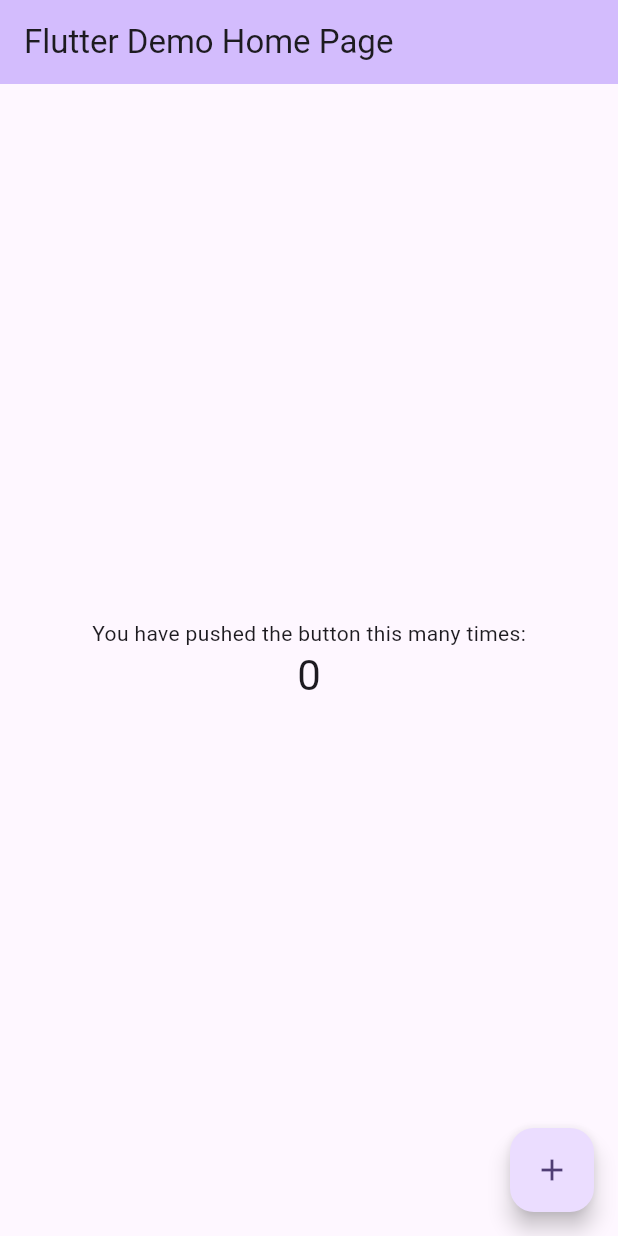
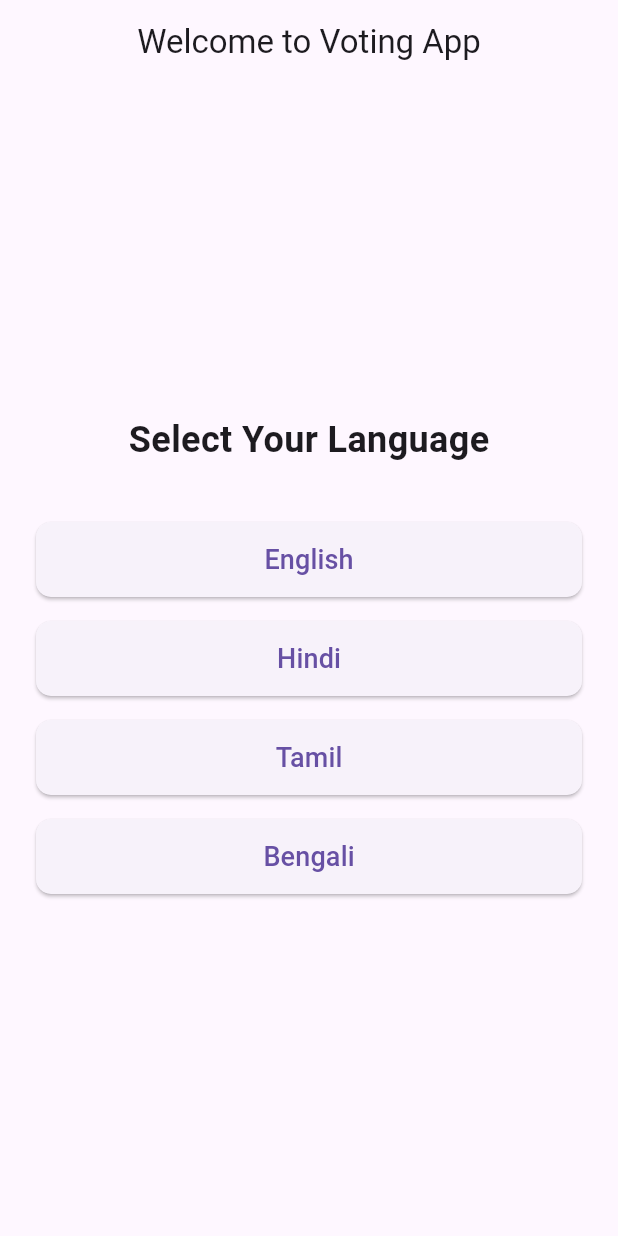
Before and after one commit to real-rohit/De-Vote, a Flutter app: the screen it shows after launch, on a phone screen of 412 x 824 dp. Run offline on Flutter 3.47's test engine with Material 3 defaults, Android fonts, the phone set to English and light mode, and no system bars; our stand-ins replace firebase_auth, firebase_core; missing offline and left inert: web3dart; accounts and stored records are empty.

Commit message:
Add Firebase configuration and implement initial app screens

```diff
--- /dev/null
+++ b/firestore.indexes.json
@@ -0,0 +1,4 @@
+{
+  "indexes": [],
+  "fieldOverrides": []
+}
--- a/lib/main.dart
+++ b/lib/main.dart
@@ -1,122 +1,42 @@
+// lib/main.dart
 import 'package:flutter/material.dart';
+import 'package:firebase_core/firebase_core.dart';
+import 'screens/splash_screen.dart';
+import 'screens/onboarding_screen.dart';
+import 'screens/login_screen.dart';
+import 'screens/home_screen.dart';
+import 'screens/voting_screen.dart';
+import 'screens/results_screen.dart';
 
-void main() {
-  runApp(const MyApp());
+void main() async {
+  WidgetsFlutterBinding.ensureInitialized();
+  await Firebase.initializeApp(
+    // Provide your Firebase options here if using web or mobile
+  );
+  runApp(MyApp());
 }
 
 class MyApp extends StatelessWidget {
   const MyApp({super.key});
 
-  // This widget is the root of your application.
   @override
   Widget build(BuildContext context) {
     return MaterialApp(
-      title: 'Flutter Demo',
+      title: 'Blockchain Voting App',
       theme: ThemeData(
-        // This is the theme of your application.
-        //
-        // TRY THIS: Try running your application with "flutter run". You'll see
-        // the application has a purple toolbar. Then, without quitting the app,
-        // try changing the seedColor in the colorScheme below to Colors.green
-        // and then invoke "hot reload" (save your changes or press the "hot
-        // reload" button in a Flutter-supported IDE, or press "r" if you used
-        // the command line to start the app).
-        //
-        // Notice that the counter didn't reset back to zero; the application
-        // state is not lost during the reload. To reset the state, use hot
-        // restart instead.
-        //
-        // This works for code too, not just values: Most code changes can be
-        // tested with just a hot reload.
-        colorScheme: ColorScheme.fromSeed(seedColor: Colors.deepPurple),
+        primarySwatch: Colors.blue,
+        fontFamily: 'Roboto',
+        visualDensity: VisualDensity.adaptivePlatformDensity,
       ),
-      home: const MyHomePage(title: 'Flutter Demo Home Page'),
+      initialRoute: '/',
+      routes: {
+        '/': (context) => SplashScreen(),
+        '/onboarding': (context) => OnboardingScreen(),
+        '/login': (context) => LoginScreen(),
+        '/home': (context) => HomeScreen(),
+        '/vote': (context) => VotingScreen(),
+        '/results': (context) => ResultsScreen(),
+      },
     );
   }
 }
-
-class MyHomePage extends StatefulWidget {
-  const MyHomePage({super.key, required this.title});
-
-  // This widget is the home page of your application. It is stateful, meaning
-  // that it has a State object (defined below) that contains fields that affect
-  // how it looks.
-
-  // This class is the configuration for the state. It holds the values (in this
-  // case the title) provided by the parent (in this case the App widget) and
-  // used by the build method of the State. Fields in a Widget subclass are
-  // always marked "final".
-
-  final String title;
-
-  @override
-  State<MyHomePage> createState() => _MyHomePageState();
-}
-
-class _MyHomePageState extends State<MyHomePage> {
-  int _counter = 0;
-
-  void _incrementCounter() {
-    setState(() {
-      // This call to setState tells the Flutter framework that something has
-      // changed in this State, which causes it to rerun the build method below
-      // so that the display can reflect the updated values. If we changed
-      // _counter without calling setState(), then the build method would not be
-      // called again, and so nothing would appear to happen.
-      _counter++;
-    });
-  }
-
-  @override
-  Widget build(BuildContext context) {
-    // This method is rerun every time setState is called, for instance as done
-    // by the _incrementCounter method above.
-    //
-    // The Flutter framework has been optimized to make rerunning build methods
-    // fast, so that you can just rebuild anything that needs updating rather
-    // than having to individually change instances of widgets.
-    return Scaffold(
-      appBar: AppBar(
-        // TRY THIS: Try changing the color here to a specific color (to
-        // Colors.amber, perhaps?) and trigger a hot reload to see the AppBar
-        // change color while the other colors stay the same.
-        backgroundColor: Theme.of(context).colorScheme.inversePrimary,
-        // Here we take the value from the MyHomePage object that was created by
-        // the App.build method, and use it to set our appbar title.
-        title: Text(widget.title),
-      ),
-      body: Center(
-        // Center is a layout widget. It takes a single child and positions it
-        // in the middle of the parent.
-        child: Column(
-          // Column is also a layout widget. It takes a list of children and
-          // arranges them vertically. By default, it sizes itself to fit its
-          // children horizontally, and tries to be as tall as its parent.
-          //
-          // Column has various properties to control how it sizes itself and
-          // how it positions its children. Here we use mainAxisAlignment to
-          // center the children vertically; the main axis here is the vertical
-          // axis because Columns are vertical (the cross axis would be
-          // horizontal).
-          //
-          // TRY THIS: Invoke "debug painting" (choose the "Toggle Debug Paint"
-          // action in the IDE, or press "p" in the console), to see the
-          // wireframe for each widget.
-          mainAxisAlignment: MainAxisAlignment.center,
-          children: <Widget>[
-            const Text('You have pushed the button this many times:'),
-            Text(
-              '$_counter',
-              style: Theme.of(context).textTheme.headlineMedium,
-            ),
-          ],
-        ),
-      ),
-      floatingActionButton: FloatingActionButton(
-        onPressed: _incrementCounter,
-        tooltip: 'Increment',
-        child: const Icon(Icons.add),
-      ), // This trailing comma makes auto-formatting nicer for build methods.
-    );
-  }
-}
--- /dev/null
+++ b/lib/screens/onboarding_screen.dart
@@ -0,0 +1,46 @@
+// lib/screens/onboarding_screen.dart
+import 'package:flutter/material.dart';
+
+class OnboardingScreen extends StatelessWidget {
+  final List<String> languages = ['English', 'Hindi', 'Tamil', 'Bengali'];
+
+  OnboardingScreen({super.key});
+
+  @override
+  Widget build(BuildContext context) {
+    return Scaffold(
+      appBar: AppBar(title: Text("Welcome to Voting App"), centerTitle: true),
+      body: Padding(
+        padding: EdgeInsets.symmetric(horizontal: 24, vertical: 40),
+        child: Column(
+          mainAxisAlignment: MainAxisAlignment.center,
+          children: [
+            Text(
+              "Select Your Language",
+              style: TextStyle(fontSize: 24, fontWeight: FontWeight.bold),
+            ),
+            SizedBox(height: 30),
+            ...languages.map(
+              (lang) => Padding(
+                padding: const EdgeInsets.symmetric(vertical: 8.0),
+                child: ElevatedButton(
+                  style: ElevatedButton.styleFrom(
+                    minimumSize: Size(double.infinity, 50),
+                    shape: RoundedRectangleBorder(
+                      borderRadius: BorderRadius.circular(10),
+                    ),
+                  ),
+                  onPressed: () {
+                    // Store language preference if needed
+                    Navigator.pushReplacementNamed(context, '/login');
+                  },
+                  child: Text(lang, style: TextStyle(fontSize: 18)),
+                ),
+              ),
+            ),
+          ],
+        ),
+      ),
+    );
+  }
+}
```
Also changed, not shown: lib/screens/home_screen.dart (added, +61 -0 lines), lib/screens/login_screen.dart (added, +136 -0 lines), lib/screens/results_screen.dart (added, +74 -0 lines), lib/screens/splash_screen.dart (added, +48 -0 lines), lib/screens/voting_screen.dart (added, +107 -0 lines), lib/services/blockchain_service.dart (added, +71 -0 lines), lib/widgets/candidate_card.dart (added, +46 -0 lines), pubspec.yaml (+9 -0 lines), firebase.json (added), lib/firebase_options.dart (added), 9 other files.
